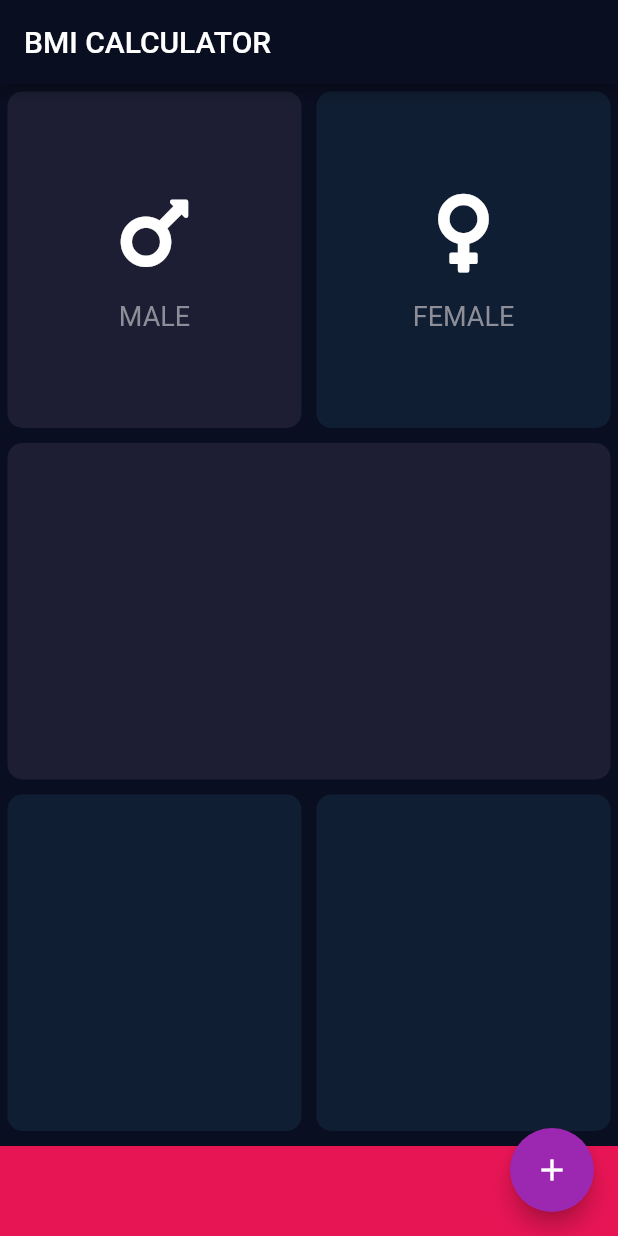
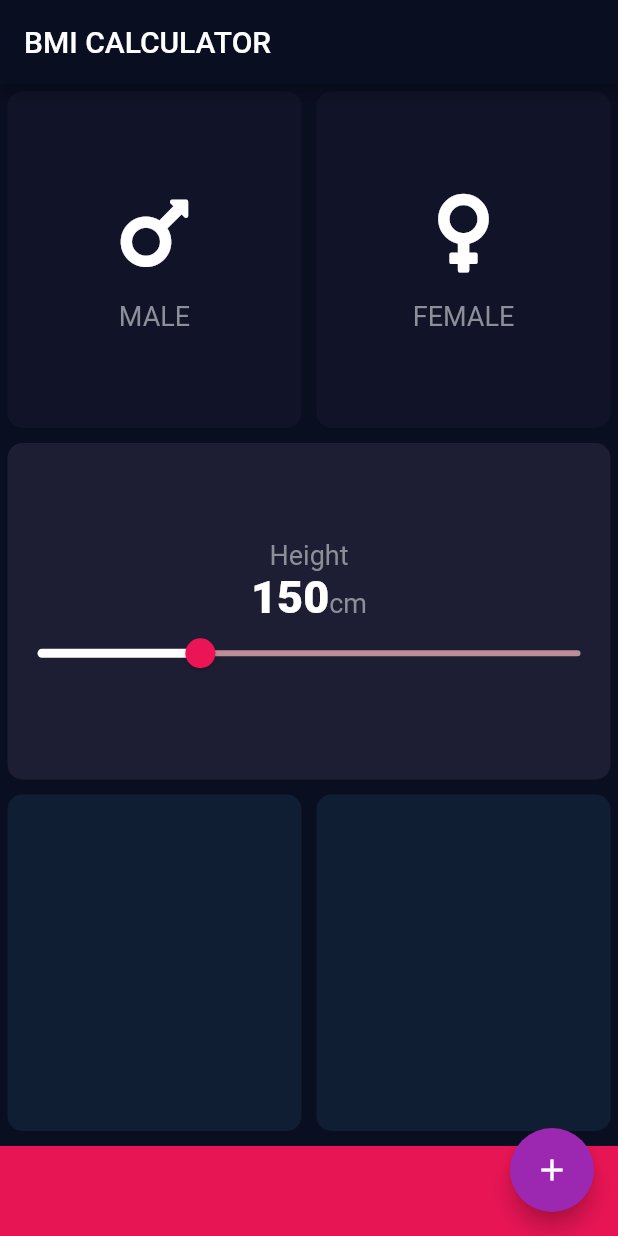
Before and after one commit to kudjieRaymond/bmi-calculator, a Flutter app: the screen it shows after launch, on a phone screen of 412 x 824 dp. Run offline on Flutter 3.47's test engine with Material 2 defaults, Android fonts, the phone set to English and light mode, and no system bars; our stand-ins replace font_awesome_flutter.

Commit message:
Add slider

```diff
--- /dev/null
+++ b/lib/constants.dart
@@ -0,0 +1,14 @@
+import 'package:flutter/material.dart';
+
+
+const kBottomContainerHeight = 60.0;
+const kActiveCardColour = Color(0XFF1D1E33);
+const kInactiveCardColour = Color(0XFF111328);
+const kBottomContainerColour = Color(0XFFE81555);
+
+const kLabelTextStyle = TextStyle(color: Color(0XFF8D8E98), fontSize: 18.0);
+
+const kNumberTextStyle = TextStyle(
+  fontSize: 30.0,
+  fontWeight: FontWeight.w900
+);
--- a/lib/icon_content.dart
+++ b/lib/icon_content.dart
@@ -1,6 +1,5 @@
 import 'package:flutter/material.dart';
-
-const labelTextStyle = TextStyle(color: Color(0XFF8D8E98), fontSize: 18.0);
+import 'constants.dart';
 
 class IconContent extends StatelessWidget {
   IconContent({this.icon, this.label});
@@ -17,7 +16,7 @@ class IconContent extends StatelessWidget {
           size: 60.0,
         ),
         SizedBox(height: 15.0),
-        Text(label, style: labelTextStyle)
+        Text(label, style: kLabelTextStyle)
       ],
     );
   }
--- a/lib/input_page.dart
+++ b/lib/input_page.dart
@@ -1,12 +1,11 @@
+import 'package:flutter/cupertino.dart';
 import 'package:flutter/material.dart';
 import 'package:font_awesome_flutter/font_awesome_flutter.dart';
 import 'icon_content.dart';
 import 'reusable_card.dart';
+import 'constants.dart';
 
-const bottomContainerHeight = 60.0;
-const activeCardColour = Color(0XFF1D1E33);
-const inactiveCardColour = Color(0XFF111328);
-const bottomContainerColour = Color(0XFFE81555);
+enum Gender { male, female }
 
 class InputPage extends StatefulWidget {
   @override
@@ -14,6 +13,8 @@ class InputPage extends StatefulWidget {
 }
 
 class _InputPageState extends State<InputPage> {
+  Gender selectedGender;
+  int height = 150;
   @override
   Widget build(BuildContext context) {
     return Scaffold(
@@ -27,21 +28,80 @@ class _InputPageState extends State<InputPage> {
               children: <Widget>[
                 Expanded(
                   child: ReusableCard(
-                    colour: activeCardColour,
-                    cardChild: IconContent(icon:FontAwesomeIcons.mars, label:'MALE'),
+                    onPress: () {
+                      setState(() {
+                        selectedGender = Gender.male;
+                      });
+                    },
+                    colour: selectedGender == Gender.male
+                        ? kActiveCardColour
+                        : kInactiveCardColour,
+                    cardChild:
+                        IconContent(icon: FontAwesomeIcons.mars, label: 'MALE'),
                   ),
                 ),
                 Expanded(
-                  child: ReusableCard(colour: Color(0XFF101E33),
-                    cardChild: IconContent(icon:FontAwesomeIcons.venus, label:'FEMALE'),
-
+                  child: ReusableCard(
+                    onPress: () {
+                      setState(() {
+                        selectedGender = Gender.female;
+                      });
+                    },
+                    colour: selectedGender == Gender.female
+                        ? kActiveCardColour
+                        : kInactiveCardColour,
+                    cardChild: IconContent(
+                        icon: FontAwesomeIcons.venus, label: 'FEMALE'),
                   ),
                 )
               ],
             ),
           ),
           Expanded(
-            child: ReusableCard(colour: activeCardColour), //Color(0XFF101E33)
+            child: ReusableCard(
+              colour: kActiveCardColour,
+              cardChild: Column(
+                mainAxisAlignment: MainAxisAlignment.center,
+                children: <Widget>[
+                  Text('Height', style: kLabelTextStyle),
+                  Row(
+                    mainAxisAlignment: MainAxisAlignment.center,
+                    crossAxisAlignment: CrossAxisAlignment.baseline,
+                    textBaseline: TextBaseline.alphabetic,
+                    children: <Widget>[
+                      Text(
+                        height.toString(),
+                        style: kNumberTextStyle,
+                      ),
+                      Text(
+                        'cm',
+                        style: kLabelTextStyle,
+                      )
+                    ],
+                  ),
+                  SliderTheme(
+                    data: SliderTheme.of(context).copyWith(
+                        activeTrackColor: Colors.white,
+                        thumbColor: Color(0XFFEB1555),
+                        overlayColor: Color(0X29EB1555),
+                        thumbShape:
+                            RoundSliderThumbShape(enabledThumbRadius: 10.0),
+                        overlayShape:
+                            RoundSliderOverlayShape(overlayRadius: 20.0)),
+                    child: Slider(
+                        value: height.toDouble(),
+                        min: 120.0,
+                        max: 220.0,
+                        inactiveColor: Color(0XFFBD8E98),
+                        onChanged: (double newValue) {
+                          setState(() {
+                            height = newValue.round();
+                          });
+                        }),
+                  )
+                ],
+              ),
+            ), //Color(0XFF101E33)
           ),
           Expanded(
             child: Row(
@@ -56,11 +116,10 @@ class _InputPageState extends State<InputPage> {
             ),
           ),
           Container(
-            color:bottomContainerColour,
-            height: bottomContainerHeight,
-            width: double.infinity,
-            margin:EdgeInsets.only(top:5.0)
-          ),
+              color: kBottomContainerColour,
+              height: kBottomContainerHeight,
+              width: double.infinity,
+              margin: EdgeInsets.only(top: 5.0)),
         ],
       ),
       floatingActionButton: Theme(
--- a/lib/reusable_card.dart
+++ b/lib/reusable_card.dart
@@ -2,16 +2,20 @@ import 'package:flutter/material.dart';
 
 
 class ReusableCard extends StatelessWidget {
-  ReusableCard({@required this.colour, this.cardChild});
+  ReusableCard({@required this.colour, this.cardChild , this.onPress});
   final Color colour;
   final Widget cardChild;
+  final Function onPress;
   @override
   Widget build(BuildContext context) {
-    return Container(
-      child: cardChild,
-      margin: EdgeInsets.all(5.0),
-      decoration: BoxDecoration(
-          color: colour, borderRadius: BorderRadius.circular(10.0)),
+    return GestureDetector(
+      onTap: onPress,
+      child: Container(
+        child: cardChild,
+        margin: EdgeInsets.all(5.0),
+        decoration: BoxDecoration(
+            color: colour, borderRadius: BorderRadius.circular(10.0)),
+      ),
     );
   }
 }
```
